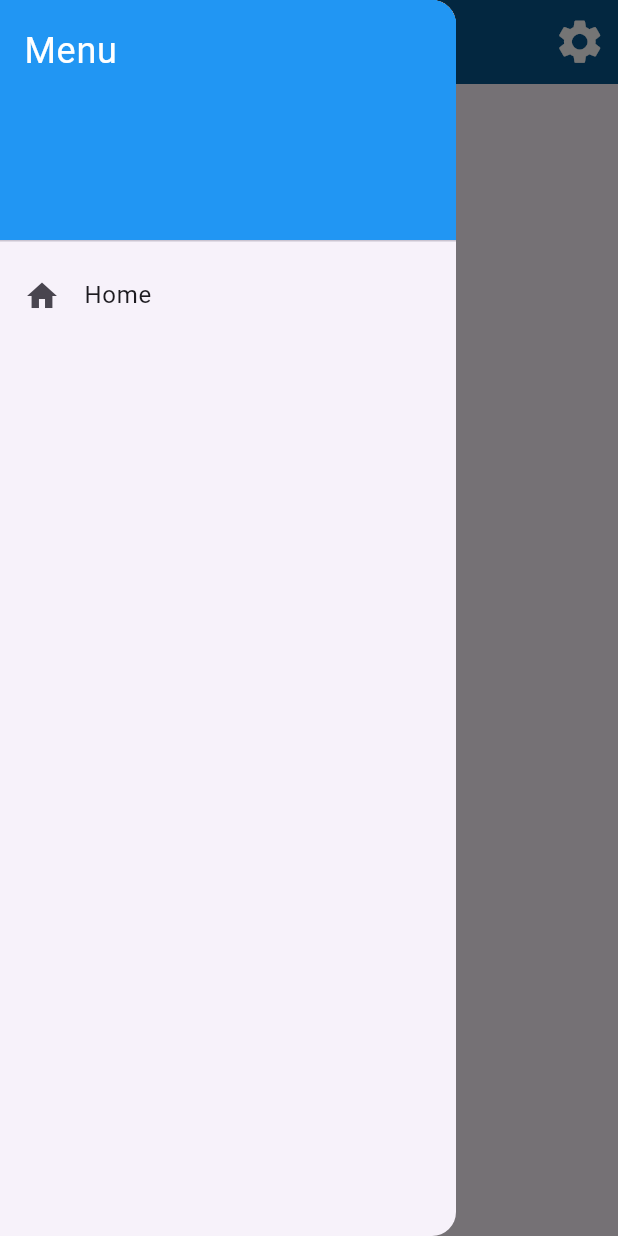
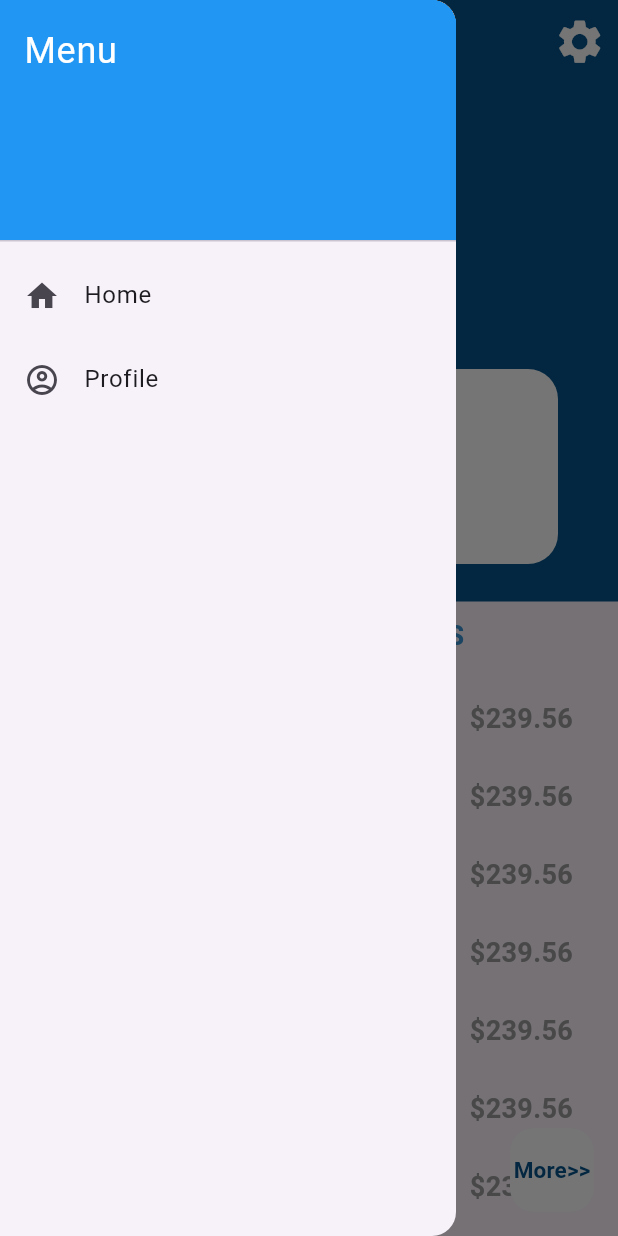
Before and after one commit to MahfuzAhmed28/bank_mobile_app, a Flutter app: the screen it shows after launch, with the side drawer open, on a phone screen of 412 x 824 dp. Run offline on Flutter 3.47's test engine with Material 3 defaults, Android fonts, the phone set to English and light mode, and no system bars.

Commit message:
Home Up Screen Complete

```diff
--- a/lib/app/app_routes.dart
+++ b/lib/app/app_routes.dart
@@ -1,6 +1,7 @@
 import 'package:bank_mobile_app/features/auth/ui/screens/sign_in_screen.dart';
 import 'package:bank_mobile_app/features/auth/ui/screens/sign_up_screen.dart';
 import 'package:bank_mobile_app/features/home/ui/screens/home_screen.dart';
+import 'package:bank_mobile_app/features/profile/ui/screens/profile_screen.dart';
 import 'package:flutter/material.dart';
 import 'package:flutter/widgets.dart';
 
@@ -16,6 +17,9 @@ class AppRoutes{
     else if(settings.name==HomeScreen.name){
       route=const HomeScreen();
     }
+    else if(settings.name==ProfileScreen.name){
+      route = const ProfileScreen();
+    }
 
     return MaterialPageRoute(builder: (_)=> route);
   }
--- /dev/null
+++ b/lib/features/common/ui/widgets/drawer_widget.dart
@@ -0,0 +1,42 @@
+import 'package:bank_mobile_app/features/profile/ui/screens/profile_screen.dart';
+import 'package:flutter/material.dart';
+
+class DrawerWidget extends StatelessWidget {
+  const DrawerWidget({super.key});
+
+  @override
+  Widget build(BuildContext context) {
+    return Drawer(
+      child: ListView(
+        children: [
+          DrawerHeader(
+            decoration: BoxDecoration(
+                color: Colors.blue
+            ),
+            child: Text(
+              'Menu',
+              style: TextStyle(
+                  fontSize: 24,
+                  color: Colors.white
+              ),
+            ),
+          ),
+          ListTile(
+            leading: Icon(Icons.home),
+            title: Text('Home'),
+            onTap: (){
+              Navigator.pop(context);
+            },
+          ),
+          ListTile(
+            leading: Icon(Icons.account_circle_outlined),
+            title: Text('Profile'),
+            onTap: (){
+              Navigator.pushNamed(context, ProfileScreen.name);
+            },
+          )
+        ],
+      ),
+    );
+  }
+}
--- a/lib/features/home/ui/screens/home_screen.dart
+++ b/lib/features/home/ui/screens/home_screen.dart
@@ -1,4 +1,6 @@
 import 'package:bank_mobile_app/app/app_colors.dart';
+import 'package:bank_mobile_app/features/common/ui/widgets/drawer_widget.dart';
+import 'package:bank_mobile_app/features/home/ui/widgets/transaction_widget.dart';
 import 'package:flutter/material.dart';
 
 class HomeScreen extends StatefulWidget {
@@ -14,31 +16,7 @@ class _HomeScreenState extends State<HomeScreen> {
   @override
   Widget build(BuildContext context) {
     return Scaffold(
-      drawer: Drawer(
-        child: ListView(
-          children: [
-            DrawerHeader(
-              decoration: BoxDecoration(
-                color: Colors.blue
-              ),
-              child: Text(
-                'Menu',
-                style: TextStyle(
-                  fontSize: 24,
-                  color: Colors.white
-                ),
-              ),
-            ),
-            ListTile(
-              leading: Icon(Icons.home),
-              title: Text('Home'),
-              onTap: (){
-                Navigator.pop(context);
-              },
-            )
-          ],
-        ),
-      ),
+      drawer: DrawerWidget(),
       appBar: AppBar(
         iconTheme: IconThemeData(
           color: Colors.white,
@@ -52,6 +30,116 @@ class _HomeScreenState extends State<HomeScreen> {
           )
         ],
       ),
+      body: SingleChildScrollView(
+        child: Column(
+          children: [
+            _topSection(),
+            SizedBox(height: 10,),
+            Text(
+              'LATEST TRANSACTIONS',
+              style: TextStyle(
+                color: Color(0xFF3895D3),
+                fontSize: 18,
+                fontWeight: FontWeight.w600
+              ),
+            ),
+            SizedBox(height: 16,),
+            _transactionListSection()
+          ],
+        ),
+      ),
+      floatingActionButton: FloatingActionButton(
+        onPressed: (){},
+        child: Text(
+          'More>>',
+          style: TextStyle(
+            color: AppColors.themeColor,
+            fontWeight: FontWeight.bold,
+            fontSize: 15
+          ),
+        ),
+        backgroundColor: Colors.white,
+        elevation: 0,
+      ),
+    );
+  }
+
+  Widget _transactionListSection() {
+    return Padding(
+      padding: const EdgeInsets.symmetric(horizontal: 30),
+      child: ListView.builder(
+        shrinkWrap: true,
+        physics: NeverScrollableScrollPhysics(),
+        itemCount: 10,
+        itemBuilder: (context,index){
+          return Padding(
+            padding: const EdgeInsets.symmetric(vertical: 4),
+            child: TransactionWidget(),
+          );
+        },
+      ),
+    );
+  }
+
+  Widget _topSection() {
+    return Container(
+      width: double.maxFinite,
+      decoration: BoxDecoration(
+        color: AppColors.themeColor,
+      ),
+      child: Column(
+        children: [
+          Icon(Icons.account_circle,size: 120,color: Colors.white,),
+          Text(
+            'MAHFUZ AHMED',
+            style: TextStyle(
+              fontSize: 25,
+              color: Colors.white,
+              fontWeight: FontWeight.w600
+            ),
+          ),
+          Text(
+            'mahfuz@gmail.com',
+            style: TextStyle(
+              color: Colors.white,
+              fontSize: 18,
+            ),
+          ),
+          Padding(
+            padding: const EdgeInsets.only(top: 8,left: 40,right: 40,bottom: 25),
+            child: Container(
+              width: double.maxFinite,
+              decoration: BoxDecoration(
+                color: Colors.white,
+                borderRadius: BorderRadius.circular(20)
+              ),
+              child: Column(
+                children: [
+                  Text(
+                    'BALANCE',
+                    style: TextStyle(
+                      color: Color(0xFF3895D3),
+                      fontSize: 20,
+                    ),
+                  ),
+                  Text(
+                    '\$ 4111.65',
+                    style: TextStyle(
+                      color: AppColors.themeColor,
+                      fontSize: 30,
+                      fontWeight: FontWeight.bold
+                    ),
+                  ),
+                  ElevatedButton(
+                    onPressed: (){}, child: Text('TRANSFER'),
+                  ),
+                  SizedBox(height: 10,)
+                ],
+              ),
+            ),
+          )
+        ],
+      ),
     );
   }
 }
--- /dev/null
+++ b/lib/features/home/ui/widgets/transaction_widget.dart
@@ -0,0 +1,54 @@
+import 'package:bank_mobile_app/app/app_colors.dart';
+import 'package:flutter/material.dart';
+
+class TransactionWidget extends StatelessWidget {
+  const TransactionWidget({super.key});
+
+  @override
+  Widget build(BuildContext context) {
+    return Row(
+      mainAxisAlignment: MainAxisAlignment.spaceBetween,
+      children: [
+        Expanded(
+          child: Row(
+            children: [
+              CircleAvatar(
+                radius: 20,
+                backgroundColor: AppColors.themeColor,
+              ),
+              SizedBox(width: 10),
+              Expanded(
+                child: Column(
+                  crossAxisAlignment: CrossAxisAlignment.start,
+                  children: [
+                    Text(
+                      'Lectus Sit Amit Ltd.',
+                      style: TextStyle(
+                        color: Colors.grey.shade800,
+                        fontSize: 17,
+                        fontWeight: FontWeight.w600,
+                      ),
+                    ),
+                    Text(
+                      'Gas & Electricity Payment',
+                      overflow: TextOverflow.visible,
+                      softWrap: true,
+                    ),
+                  ],
+                ),
+              ),
+            ],
+          ),
+        ),
+        Text(
+          '\$239.56',
+          style: TextStyle(
+            color: Colors.grey,
+            fontSize: 18,
+            fontWeight: FontWeight.w600,
+          ),
+        ),
+      ],
+    );
+  }
+}
--- /dev/null
+++ b/lib/features/profile/ui/screens/profile_screen.dart
@@ -0,0 +1,51 @@
+import 'package:bank_mobile_app/app/app_colors.dart';
+import 'package:bank_mobile_app/features/common/ui/widgets/drawer_widget.dart';
+import 'package:flutter/material.dart';
+
+class ProfileScreen extends StatefulWidget {
+  const ProfileScreen({super.key});
+
+  static const String name='/profile-screen';
+
+  @override
+  State<ProfileScreen> createState() => _ProfileScreenState();
+}
+
+class _ProfileScreenState extends State<ProfileScreen> {
+  @override
+  Widget build(BuildContext context) {
+    return Scaffold(
+      drawer: DrawerWidget(),
+      appBar: AppBar(
+        iconTheme: IconThemeData(
+          color: Colors.white,
+          size: 35,
+        ),
+        backgroundColor: AppColors.themeColor,
+        title: Row(
+          children: [
+            IconButton(
+              onPressed: (){
+                Navigator.pop(context);
+              },
+              icon: Icon(Icons.chevron_left,color: Colors.white,size: 45,),
+            ),
+            SizedBox(width: 8,),
+            Text(
+              'ACCOUNT',
+              style: TextStyle(
+                color: Colors.white
+              ),
+            )
+          ],
+        ),
+        actions: [
+          IconButton(
+            onPressed: (){},
+            icon: Icon(Icons.settings),
+          )
+        ],
+      ),
+    );
+  }
+}
```
